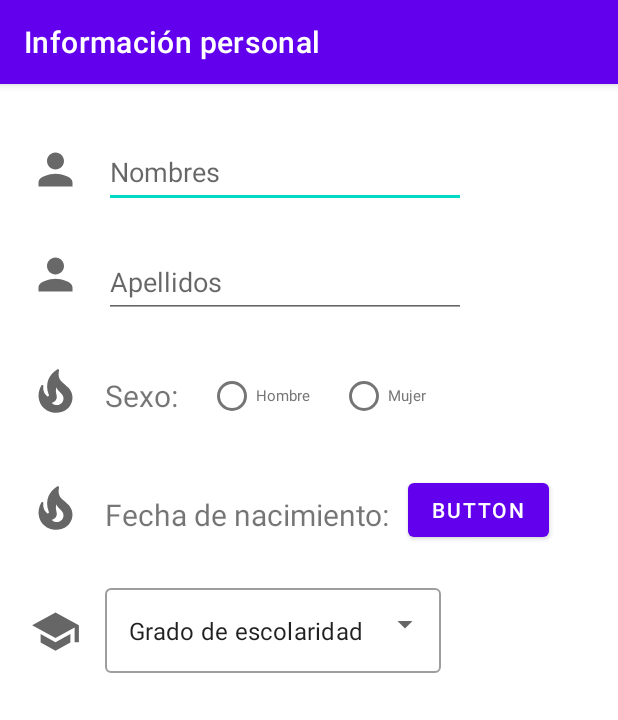
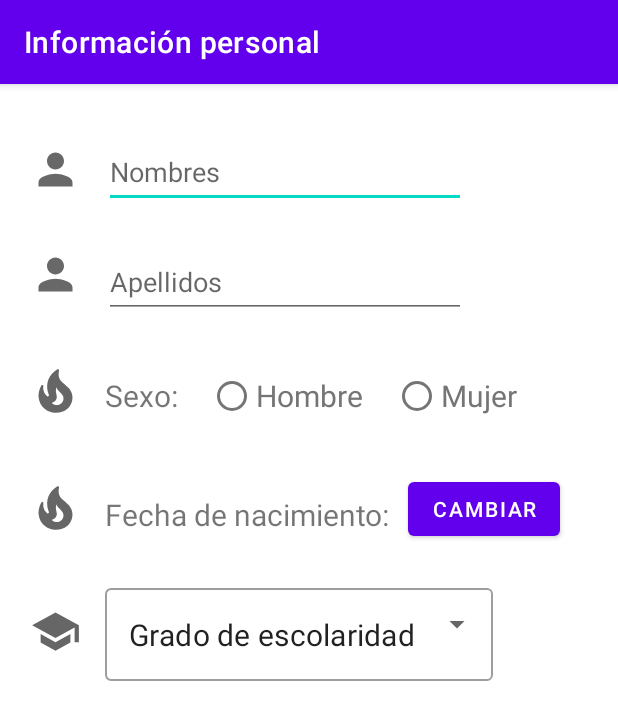
Before and after one commit to DaniJaramillo7/LabsCM20221-Gr05, an Android app: the screen it shows after launch (PersonalDataActivity), on a phone screen of 412 x 824 dp. Shown: the top 720 px of the screen. Run offline under Robolectric (Android 15) with nearby library versions, the phone set to English and light mode, and no system bars.

Commit message:
fix: change dp for sp on text sizes and adjust some views position
Also change button text to get it from resourse

```diff
--- a/Lab1-UI/src/main/res/layout/activity_personal_data.xml
+++ b/Lab1-UI/src/main/res/layout/activity_personal_data.xml
@@ -71,7 +71,7 @@
         android:layout_marginStart="12dp"
         android:layout_marginTop="38dp"
         android:text="@string/label_sex"
-        android:textSize="20dp"
+        android:textSize="20sp"
         app:layout_constraintStart_toEndOf="@+id/icon_sex"
         app:layout_constraintTop_toBottomOf="@+id/input_surname" />
 
@@ -89,6 +89,7 @@
             android:layout_width="wrap_content"
             android:layout_height="wrap_content"
             android:text="@string/label_radio_button_1"
+            android:textSize="20sp"
             android:textColor="@color/grey_600"
             app:layout_constraintBottom_toBottomOf="parent"
             app:layout_constraintStart_toStartOf="@+id/icon_surnames"
@@ -100,6 +101,7 @@
             android:layout_height="wrap_content"
             android:layout_marginStart="20dp"
             android:text="@string/label_radio_button_2"
+            android:textSize="20sp"
             android:textColor="@color/grey_600"
             app:layout_constraintBottom_toBottomOf="parent"
             app:layout_constraintStart_toStartOf="@+id/icon_surnames"
@@ -132,7 +134,7 @@
         android:layout_marginStart="12dp"
         android:layout_marginTop="52dp"
         android:text="@string/label_date"
-        android:textSize="20dp"
+        android:textSize="20sp"
         app:layout_constraintStart_toEndOf="@+id/icon_sex"
         app:layout_constraintTop_toBottomOf="@+id/label_sex" />
 
@@ -141,10 +143,10 @@
         android:layout_width="wrap_content"
         android:layout_height="wrap_content"
         android:layout_marginStart="12dp"
-        android:layout_marginTop="28dp"
-        android:text="Button"
+        android:layout_marginTop="38dp"
+        android:text="@string/button_date"
         app:layout_constraintStart_toEndOf="@+id/label_date"
-        app:layout_constraintTop_toBottomOf="@+id/radioGroup" />
+        app:layout_constraintTop_toBottomOf="@+id/label_sex" />
 
     <com.google.android.material.textfield.TextInputLayout
         style="@style/Widget.MaterialComponents.TextInputLayout.OutlinedBox.ExposedDropdownMenu"
@@ -161,7 +163,8 @@
             android:layout_height="wrap_content"
             android:layout_weight="1"
             android:inputType="none"
-            android:text="@string/educational_stage" />
+            android:text="@string/educational_stage"
+            android:textSize="20sp"/>
     </com.google.android.material.textfield.TextInputLayout>
 
 
--- a/Lab1-UI/src/main/res/values/strings.xml
+++ b/Lab1-UI/src/main/res/values/strings.xml
@@ -7,6 +7,7 @@
     <string name="label_radio_button_1">Hombre</string>
     <string name="label_radio_button_2">Mujer</string>
     <string name="label_date">Fecha de nacimiento:</string>
+    <string name="button_date">Cambiar</string>
     <string name="educational_stage">Grado de escolaridad</string>
 
     <string-array name="grades">
```
